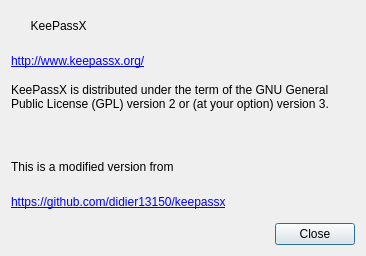
Above: src/gui/AboutDialog.ui from didier13150/keepassx before the change. Below: the same form after it.
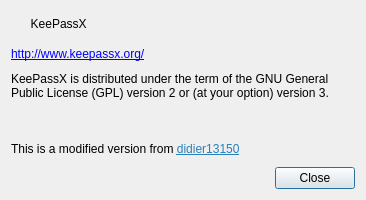
That is the form after the change.

Commit message: Modify about Dialog to print fork data

```diff
--- a/src/gui/AboutDialog.ui
+++ b/src/gui/AboutDialog.ui
@@ -7,7 +7,7 @@
     <x>0</x>
     <y>0</y>
     <width>366</width>
-    <height>256</height>
+    <height>200</height>
    </rect>
   </property>
   <property name="windowTitle">
@@ -67,7 +67,7 @@
    <item>
     <widget class="QLabel" name="label_fork">
      <property name="text">
-      <string>&lt;html&gt;&lt;head/&gt;&lt;body&gt;&lt;p&gt;This is a modified version from&lt;/p&gt;&lt;/body&gt;&lt;/html&gt;</string>
+      <string>&lt;html&gt;&lt;head/&gt;&lt;body&gt;&lt;p&gt;This is a modified version from &lt;a href=&quot;https://github.com/didier13150/keepassx&quot;&gt;&lt;span style=&quot; text-decoration: underline; color:#2980b9;&quot;&gt;didier13150&lt;/span&gt;&lt;/a&gt;&lt;/p&gt;&lt;/body&gt;&lt;/html&gt;</string>
      </property>
      <property name="wordWrap">
       <bool>false</bool>
@@ -77,13 +77,6 @@
      </property>
     </widget>
    </item>
-   <item>
-    <widget class="QLabel" name="label">
-     <property name="text">
-      <string>&lt;a href=&quot;https://github.com/didier13150/keepassx&quot;&gt;https://github.com/didier13150/keepassx&lt;/a&gt;</string>
-     </property>
-    </widget>
-   </item>
    <item>
     <widget class="QDialogButtonBox" name="buttonBox">
      <property name="standardButtons">
```
